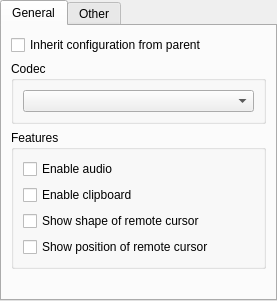
Above: source/console/computer_dialog_desktop.ui from dchapyshev/aspia before the change. Below: the same form after it.
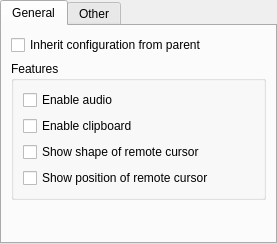
That is the form after the change.

The edit to the form file:
```diff
--- a/source/console/computer_dialog_desktop.ui
+++ b/source/console/computer_dialog_desktop.ui
@@ -7,7 +7,7 @@
     <x>0</x>
     <y>0</y>
     <width>277</width>
-    <height>301</height>
+    <height>244</height>
    </rect>
   </property>
   <property name="windowTitle">
@@ -43,24 +43,6 @@
          </property>
         </widget>
        </item>
-       <item>
-        <widget class="QGroupBox" name="groupbox_codec">
-         <property name="sizePolicy">
-          <sizepolicy hsizetype="Preferred" vsizetype="Fixed">
-           <horstretch>0</horstretch>
-           <verstretch>0</verstretch>
-          </sizepolicy>
-         </property>
-         <property name="title">
-          <string>Codec</string>
-         </property>
-         <layout class="QVBoxLayout" name="verticalLayout_3">
-          <item>
-           <widget class="QComboBox" name="combo_codec"/>
-          </item>
-         </layout>
-        </widget>
-       </item>
        <item>
         <widget class="QGroupBox" name="groupbox_features">
          <property name="sizePolicy">
```
